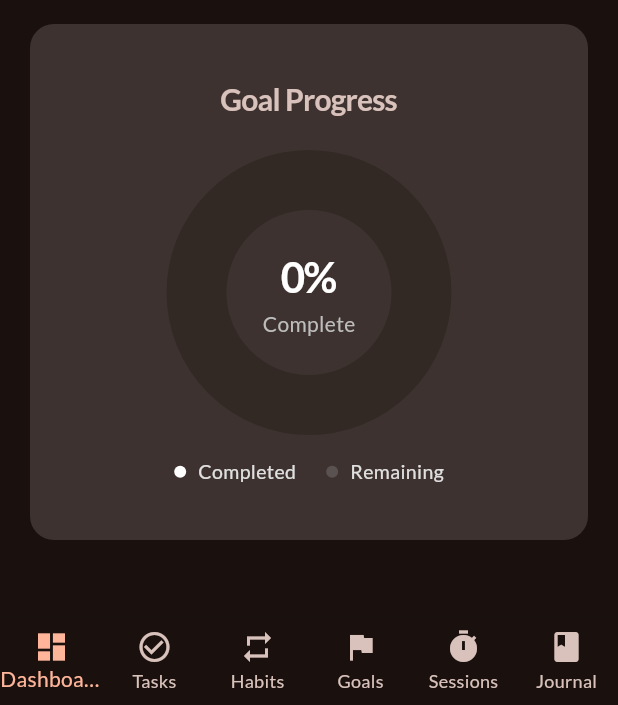
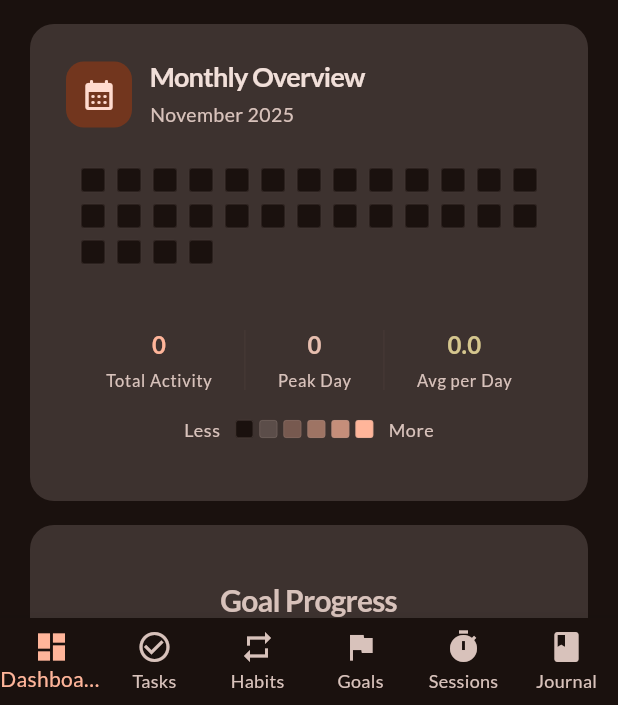
Before and after one commit to gokadzev/LockIn, a Flutter app: the screen it shows after launch, scrolled down 1131 dp, on a phone screen of 412 x 824 dp, the part 531-1236 px from its top. Run offline on Flutter 3.47's test engine with Material 3 defaults, Android fonts, the phone set to English and light mode, and no system bars; drawn by our look-alikes of fl_chart; our stand-ins replace flutter_local_notifications, flutter_riverpod, hive_ce, hive_ce_flutter, permission_handler, timezone; missing offline and left inert: workmanager; accounts and stored records are empty; statements that could not run were skipped; project files that could hold a hidden picture were left out.

Commit message:
feat(dashboard): add monthly overview heatmap widget

```diff
--- a/lib/features/dashboard/dashboard_home.dart
+++ b/lib/features/dashboard/dashboard_home.dart
@@ -18,6 +18,7 @@ import 'package:lockin/widgets/lockin_app_bar.dart';
 import 'package:lockin/widgets/lockin_card.dart';
 import 'package:lockin/widgets/lockin_dashboard_card.dart';
 import 'package:lockin/widgets/main_navigation.dart';
+import 'package:lockin/widgets/monthly_overview_heatmap.dart';
 import 'package:lockin/widgets/quick_stats_card.dart';
 import 'package:lockin/widgets/weekly_overview_chart.dart';
 import 'package:lockin/widgets/xp_dashboard_card.dart';
@@ -60,6 +61,9 @@ class DashboardHome extends ConsumerWidget {
               QuickStatsCard(stats: stats),
             if (xpProfile != null) XPDashboardCard(xpProfile: xpProfile),
             WeeklyOverviewChart(stats: stats),
+            MonthlyOverviewHeatmap(
+              monthlyData: ref.watch(monthlyHeatmapProvider),
+            ),
             LockinCard(
               child: Padding(
                 padding: const EdgeInsets.all(20),
--- a/lib/features/dashboard/dashboard_provider.dart
+++ b/lib/features/dashboard/dashboard_provider.dart
@@ -81,3 +81,63 @@ final dashboardStatsProvider = Provider<DashboardStats>((ref) {
     nudge: nudge,
   );
 });
+
+/// Provider for monthly heatmap data
+/// Returns a map of DateTime -> activity count for the current month
+final monthlyHeatmapProvider = Provider<Map<DateTime, int>>((ref) {
+  final tasks = ref.watch(tasksListProvider);
+  final habits = ref.watch(habitsListProvider);
+  final sessions = ref.watch(sessionsListProvider);
+
+  final monthlyData = <DateTime, int>{};
+  final now = DateTime.now();
+  final lastDay = DateTime(now.year, now.month + 1, 0);
+
+  // Initialize all days of the month with 0
+  for (var day = 1; day <= lastDay.day; day++) {
+    final date = DateTime(now.year, now.month, day);
+    monthlyData[date] = 0;
+  }
+
+  // Count completed tasks for each day
+  for (final task in tasks) {
+    if (task.completed && task.completionTime != null) {
+      final completedDate = DateTime(
+        task.completionTime!.year,
+        task.completionTime!.month,
+        task.completionTime!.day,
+      );
+      if (completedDate.month == now.month && completedDate.year == now.year) {
+        monthlyData[completedDate] = (monthlyData[completedDate] ?? 0) + 1;
+      }
+    }
+  }
+
+  // Count completed habits for each day
+  for (final habit in habits) {
+    for (final historyDate in habit.history) {
+      if (historyDate.month == now.month && historyDate.year == now.year) {
+        final date = DateTime(
+          historyDate.year,
+          historyDate.month,
+          historyDate.day,
+        );
+        monthlyData[date] = (monthlyData[date] ?? 0) + 1;
+      }
+    }
+  }
+
+  // Count sessions for each day
+  for (final session in sessions) {
+    final sessionDate = DateTime(
+      session.startTime.year,
+      session.startTime.month,
+      session.startTime.day,
+    );
+    if (sessionDate.month == now.month && sessionDate.year == now.year) {
+      monthlyData[sessionDate] = (monthlyData[sessionDate] ?? 0) + 1;
+    }
+  }
+
+  return monthlyData;
+});
--- /dev/null
+++ b/lib/widgets/monthly_overview_heatmap.dart
@@ -0,0 +1,294 @@
+import 'package:flutter/material.dart';
+import 'package:lockin/constants/ui_constants.dart';
+import 'package:lockin/widgets/card_header.dart';
+import 'package:lockin/widgets/lockin_card.dart';
+
+/// Widget that displays a monthly overview as a GitHub contributions-style heatmap
+class MonthlyOverviewHeatmap extends StatelessWidget {
+  const MonthlyOverviewHeatmap({required this.monthlyData, super.key});
+
+  final Map<DateTime, int> monthlyData;
+
+  List<Color> _getColorGradient(ColorScheme colorScheme) {
+    return [
+      colorScheme.surface, // No activity
+      colorScheme.outline.withValues(alpha: 0.3), // Very low
+      colorScheme.primary.withValues(alpha: 0.3), // Low
+      colorScheme.primary.withValues(alpha: 0.5), // Medium-low
+      colorScheme.primary.withValues(alpha: 0.7), // Medium
+      colorScheme.primary, // High
+    ];
+  }
+
+  Color _getColorForCount(int count, ColorScheme colorScheme) {
+    final gradient = _getColorGradient(colorScheme);
+    if (count == 0) return gradient[0];
+    if (count == 1) return gradient[1];
+    if (count <= 2) return gradient[2];
+    if (count <= 4) return gradient[3];
+    if (count <= 7) return gradient[4];
+    return gradient[5];
+  }
+
+  int _getCountForDate(DateTime date) {
+    return monthlyData[DateTime(date.year, date.month, date.day)] ?? 0;
+  }
+
+  String _getMonthYearString(DateTime date) {
+    final months = [
+      'January',
+      'February',
+      'March',
+      'April',
+      'May',
+      'June',
+      'July',
+      'August',
+      'September',
+      'October',
+      'November',
+      'December',
+    ];
+    return '${months[date.month - 1]} ${date.year}';
+  }
+
+  @override
+  Widget build(BuildContext context) {
+    final colorScheme = Theme.of(context).colorScheme;
+    final textTheme = Theme.of(context).textTheme;
+
+    // Get the current month's dates
+    final now = DateTime.now();
+    final lastDay = DateTime(now.year, now.month + 1, 0);
+    final daysInMonth = lastDay.day;
+
+    final totalActivity = monthlyData.values.fold<int>(0, (sum, v) => sum + v);
+    final maxActivity = monthlyData.values.isEmpty
+        ? 0
+        : monthlyData.values.reduce((a, b) => a > b ? a : b);
+
+    return LockinCard(
+      padding: const EdgeInsets.all(UIConstants.largeSpacing),
+      child: Column(
+        crossAxisAlignment: CrossAxisAlignment.start,
+        children: [
+          // Header
+          CardHeader(
+            title: 'Monthly Overview',
+            subtitle: _getMonthYearString(now),
+            icon: Icons.calendar_month_rounded,
+          ),
+          const SizedBox(height: UIConstants.largeSpacing),
+
+          // Heatmap Grid - GitHub style (grid of all days in the month)
+          Padding(
+            padding: const EdgeInsets.symmetric(horizontal: 8),
+            child: Wrap(
+              spacing: 4,
+              runSpacing: 4,
+              children: List.generate(daysInMonth, (index) {
+                final day = index + 1;
+                final date = DateTime(now.year, now.month, day);
+                final count = _getCountForDate(date);
+
+                return _HeatmapCell(
+                  date: date,
+                  count: count,
+                  color: _getColorForCount(count, colorScheme),
+                  colorScheme: colorScheme,
+                );
+              }),
+            ),
+          ),
+
+          const SizedBox(height: UIConstants.largeSpacing),
+
+          // Legend and stats
+          Container(
+            padding: const EdgeInsets.all(UIConstants.mediumSpacing),
+            decoration: BoxDecoration(
+              color: colorScheme.surfaceContainerHighest.withValues(alpha: 0.5),
+              borderRadius: BorderRadius.circular(16),
+            ),
+            child: Column(
+              children: [
+                // Stats row
+                Row(
+                  mainAxisAlignment: MainAxisAlignment.spaceAround,
+                  children: [
+                    _StatItem(
+                      label: 'Total Activity',
+                      value: totalActivity.toString(),
+                      color: colorScheme.primary,
+                    ),
+                    Container(
+                      width: 1,
+                      height: 40,
+                      color: colorScheme.outlineVariant.withValues(alpha: 0.3),
+                    ),
+                    _StatItem(
+                      label: 'Peak Day',
+                      value: maxActivity.toString(),
+                      color: colorScheme.secondary,
+                    ),
+                    Container(
+                      width: 1,
+                      height: 40,
+                      color: colorScheme.outlineVariant.withValues(alpha: 0.3),
+                    ),
+                    _StatItem(
+                      label: 'Avg per Day',
+                      value: (totalActivity / daysInMonth).toStringAsFixed(1),
+                      color: colorScheme.tertiary,
+                    ),
+                  ],
+                ),
+                const SizedBox(height: UIConstants.mediumSpacing),
+                // Color legend
+                Row(
+                  mainAxisAlignment: MainAxisAlignment.center,
+                  children: [
+                    Text(
+                      'Less',
+                      style: textTheme.bodySmall?.copyWith(
+                        color: colorScheme.onSurfaceVariant,
+                      ),
+                    ),
+                    const SizedBox(width: 8),
+                    ..._getColorGradient(colorScheme).asMap().entries.map((
+                      entry,
+                    ) {
+                      return Padding(
+                        padding: const EdgeInsets.symmetric(horizontal: 2),
+                        child: Container(
+                          width: 12,
+                          height: 12,
+                          decoration: BoxDecoration(
+                            color: entry.value,
+                            borderRadius: BorderRadius.circular(2),
+                            border: Border.all(
+                              color: colorScheme.outline.withValues(alpha: 0.3),
+                              width: 0.5,
+                            ),
+                          ),
+                        ),
+                      );
+                    }),
+                    const SizedBox(width: 8),
+                    Text(
+                      'More',
+                      style: textTheme.bodySmall?.copyWith(
+                        color: colorScheme.onSurfaceVariant,
+                      ),
+                    ),
+                  ],
+                ),
+              ],
+            ),
+          ),
+        ],
+      ),
+    );
+  }
+}
+
+/// Individual cell in the heatmap
+class _HeatmapCell extends StatefulWidget {
+  const _HeatmapCell({
+    required this.date,
+    required this.count,
+    required this.color,
+    required this.colorScheme,
+  });
+
+  final DateTime date;
+  final int count;
+  final Color color;
+  final ColorScheme colorScheme;
+
+  @override
+  State<_HeatmapCell> createState() => _HeatmapCellState();
+}
+
+class _HeatmapCellState extends State<_HeatmapCell> {
+  bool _isHovered = false;
+
+  @override
+  Widget build(BuildContext context) {
+    return Padding(
+      padding: const EdgeInsets.all(2),
+      child: Tooltip(
+        message:
+            '${widget.count} activit${widget.count == 1 ? 'y' : 'ies'} on ${widget.date.day}',
+        child: MouseRegion(
+          onEnter: (_) => setState(() => _isHovered = true),
+          onExit: (_) => setState(() => _isHovered = false),
+          child: Container(
+            width: 16,
+            height: 16,
+            decoration: BoxDecoration(
+              color: widget.color,
+              borderRadius: BorderRadius.circular(2),
+              border: Border.all(
+                color: _isHovered
+                    ? widget.colorScheme.primary.withValues(alpha: 0.6)
+                    : widget.colorScheme.outline.withValues(alpha: 0.2),
+                width: _isHovered ? 1.5 : 0.5,
+              ),
+              boxShadow: _isHovered
+                  ? [
+                      BoxShadow(
+                        color: widget.colorScheme.primary.withValues(
+                          alpha: 0.3,
+                        ),
+                        blurRadius: 8,
+                      ),
+                    ]
+                  : null,
+            ),
+          ),
+        ),
+      ),
+    );
+  }
+}
+
+/// Stat item for the legend
+class _StatItem extends StatelessWidget {
+  const _StatItem({
+    required this.label,
+    required this.value,
+    required this.color,
+  });
+
+  final String label;
+  final String value;
+  final Color color;
+
+  @override
+  Widget build(BuildContext context) {
+    final textTheme = Theme.of(context).textTheme;
+    final colorScheme = Theme.of(context).colorScheme;
+
+    return Column(
+      mainAxisSize: MainAxisSize.min,
+      children: [
+        Text(
+          value,
+          style: textTheme.titleMedium?.copyWith(
+            color: color,
+            fontWeight: FontWeight.w600,
+          ),
+        ),
+        const SizedBox(height: 4),
+        Text(
+          label,
+          style: textTheme.labelSmall?.copyWith(
+            color: colorScheme.onSurfaceVariant,
+            fontSize: 11,
+          ),
+        ),
+      ],
+    );
+  }
+}
```
